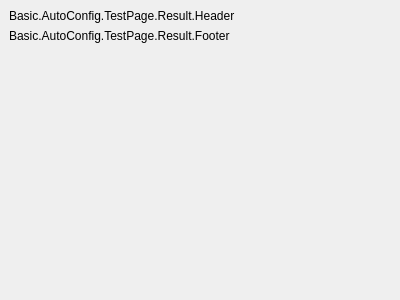
Qt form UI/forms/AutoConfigTestPage.ui (DDRBoxman/obs-studio) before a commit.
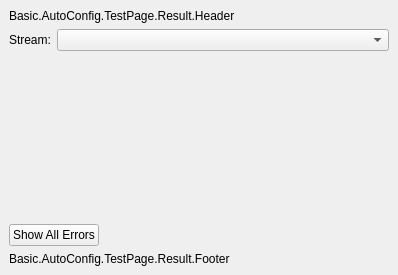
The same form after that commit. The open tabs and pages were chosen to show the change.

Commit message: Fix memory leaks from keyedlistwidget && push UI changes to AutoConfigTestPAge

What changed in the file:
```diff
--- a/UI/forms/AutoConfigTestPage.ui
+++ b/UI/forms/AutoConfigTestPage.ui
@@ -6,8 +6,8 @@
    <rect>
     <x>0</x>
     <y>0</y>
-    <width>400</width>
-    <height>300</height>
+    <width>398</width>
+    <height>275</height>
    </rect>
   </property>
   <property name="windowTitle">
@@ -87,6 +87,50 @@
          </property>
         </widget>
        </item>
+       <item>
+        <layout class="QHBoxLayout" name="horizontalLayout">
+         <item>
+          <widget class="QLabel" name="label">
+           <property name="sizePolicy">
+            <sizepolicy hsizetype="Minimum" vsizetype="Preferred">
+             <horstretch>0</horstretch>
+             <verstretch>0</verstretch>
+            </sizepolicy>
+           </property>
+           <property name="text">
+            <string>Stream:</string>
+           </property>
+          </widget>
+         </item>
+         <item>
+          <widget class="QComboBox" name="streams">
+           <property name="sizePolicy">
+            <sizepolicy hsizetype="Expanding" vsizetype="Fixed">
+             <horstretch>0</horstretch>
+             <verstretch>0</verstretch>
+            </sizepolicy>
+           </property>
+          </widget>
+         </item>
+        </layout>
+       </item>
+       <item>
+        <widget class="QStackedWidget" name="results">
+        </widget>
+       </item>
+       <item>
+        <widget class="QPushButton" name="showErrors">
+         <property name="sizePolicy">
+          <sizepolicy hsizetype="Maximum" vsizetype="Fixed">
+           <horstretch>0</horstretch>
+           <verstretch>0</verstretch>
+          </sizepolicy>
+         </property>
+         <property name="text">
+          <string>Show All Errors</string>
+         </property>
+        </widget>
+       </item>
        <item>
         <widget class="QLabel" name="finalResultLabel_2">
          <property name="text">
@@ -100,19 +144,6 @@
          </property>
         </widget>
        </item>
-       <item>
-        <spacer name="verticalSpacer_2">
-         <property name="orientation">
-          <enum>Qt::Vertical</enum>
-         </property>
-         <property name="sizeHint" stdset="0">
-          <size>
-           <width>20</width>
-           <height>40</height>
-          </size>
-         </property>
-        </spacer>
-       </item>
       </layout>
      </widget>
      <widget class="QWidget" name="errorPage">
```
Left out of the diff: 33 changed lines with no effect on the pictures. The commit also changes 3 other files.
